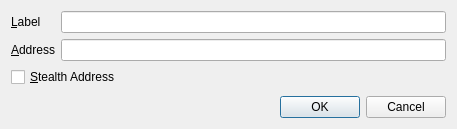
First picture: the form in src/qt/forms/editaddressdialog.ui, repository Meee32/net2-1, before the edit.
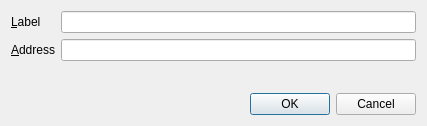
Second picture: the form after the edit.

```diff
--- a/src/qt/forms/editaddressdialog.ui
+++ b/src/qt/forms/editaddressdialog.ui
@@ -6,15 +6,15 @@
    <rect>
     <x>0</x>
     <y>0</y>
-    <width>457</width>
-    <height>129</height>
+    <width>427</width>
+    <height>126</height>
    </rect>
   </property>
   <property name="windowTitle">
    <string>Edit Address</string>
   </property>
-  <layout class="QVBoxLayout" name="verticalLayout">
-   <item>
+  <layout class="QGridLayout" name="gridLayout">
+   <item row="0" column="0">
     <layout class="QFormLayout" name="formLayout">
      <property name="fieldGrowthPolicy">
       <enum>QFormLayout::AllNonFixedFieldsGrow</enum>
@@ -53,23 +53,22 @@
        </property>
       </widget>
      </item>
-     <item row="2" column="0" colspan="2">
-      <widget class="QCheckBox" name="stealthCB">
-       <property name="text">
-        <string>&amp;Stealth Address</string>
-       </property>
-      </widget>
-     </item>
     </layout>
    </item>
-   <item>
+   <item row="1" column="0">
     <widget class="QDialogButtonBox" name="buttonBox">
+     <property name="styleSheet">
+      <string notr="true"/>
+     </property>
      <property name="orientation">
       <enum>Qt::Horizontal</enum>
      </property>
      <property name="standardButtons">
       <set>QDialogButtonBox::Cancel|QDialogButtonBox::Ok</set>
      </property>
+     <property name="centerButtons">
+      <bool>false</bool>
+     </property>
     </widget>
    </item>
   </layout>
```
